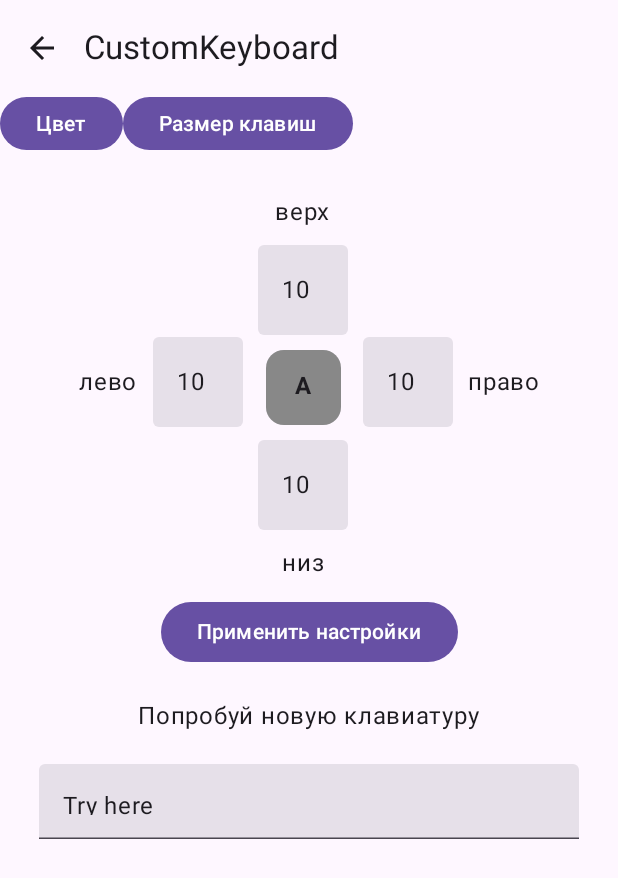
After one commit to DimaMaligon/CustomKeyboard, an Android app built with Jetpack Compose: the SizeKeyScreen screen opened through its navigation route, on a phone screen of 412 x 824 dp. The commit adds this screen. Shown: the top 878 px of the screen. Run offline under Robolectric (Android 15) with nearby library versions, the phone set to English and light mode, and no system bars.

Commit message:
add fields for change size

```diff
--- a/app/src/main/java/com/example/customkeyboard/MainActivity.kt
+++ b/app/src/main/java/com/example/customkeyboard/MainActivity.kt
@@ -5,17 +5,22 @@ import android.os.Bundle
 import android.view.inputmethod.InputMethodManager
 import androidx.activity.ComponentActivity
 import androidx.activity.compose.setContent
+import androidx.activity.viewModels
 import androidx.compose.foundation.isSystemInDarkTheme
 import androidx.compose.material3.MaterialTheme
 import androidx.compose.material3.Surface
+import androidx.lifecycle.viewmodel.compose.viewModel
 import androidx.navigation.compose.rememberNavController
 import com.example.customkeyboard.navigation.NavGraph
 import com.example.customkeyboard.ui.theme.AppTheme
+import com.example.customkeyboard.viewmodel.KeyboardViewModel
 
 lateinit var inputMethodManager: InputMethodManager
 
 class MainActivity : ComponentActivity() {
     override fun onCreate(savedInstanceState: Bundle?) {
+        val viewModelKeyboard: KeyboardViewModel by viewModels()
+
         super.onCreate(savedInstanceState)
         inputMethodManager =
             this.getSystemService(Activity.INPUT_METHOD_SERVICE) as InputMethodManager
@@ -23,7 +28,7 @@ class MainActivity : ComponentActivity() {
             val navController = rememberNavController()
             AppTheme() {
                 Surface(color = MaterialTheme.colorScheme.background) {
-                    NavGraph(navController = navController)
+                    NavGraph(navController = navController, viewModelKeyboard)
                 }
             }
             isSystemInDarkTheme()
--- /dev/null
+++ b/app/src/main/java/com/example/customkeyboard/data/KeySize.kt
@@ -0,0 +1,10 @@
+package com.example.customkeyboard.data
+
+import androidx.compose.ui.unit.Dp
+
+data class KeySize(
+    var start: Int,
+    var top: Int,
+    var end: Int,
+    var bottom: Int
+)
--- a/app/src/main/java/com/example/customkeyboard/navigation/NavGraph.kt
+++ b/app/src/main/java/com/example/customkeyboard/navigation/NavGraph.kt
@@ -6,9 +6,11 @@ import androidx.navigation.compose.NavHost
 import androidx.navigation.compose.composable
 import com.example.customkeyboard.screens.ColorScreen
 import com.example.customkeyboard.screens.HomeScreen
+import com.example.customkeyboard.screens.SizeKeyScreen
+import com.example.customkeyboard.viewmodel.KeyboardViewModel
 
 @Composable
-fun NavGraph(navController: NavHostController) {
+fun NavGraph(navController: NavHostController, viewModelKeyboard: KeyboardViewModel) {
     NavHost(
         navController = navController,
         startDestination = Screens.Home.route
@@ -26,6 +28,12 @@ fun NavGraph(navController: NavHostController) {
             ColorScreen(navController)
         }
 
+        composable(
+            route = Screens.SizeKey.route
+        ) {
+            SizeKeyScreen(navController, viewModelKeyboard)
+        }
+
         bottomNavGraph(navController)
     }
 }
--- a/app/src/main/java/com/example/customkeyboard/navigation/Screens.kt
+++ b/app/src/main/java/com/example/customkeyboard/navigation/Screens.kt
@@ -5,5 +5,6 @@ const val BOTTOM_ROUTE = "bottom_bar"
 sealed class Screens(val route: String) {
     object Home: Screens("home_screen")
     object Color: Screens("color_screen")
+    object SizeKey: Screens("size_key_screen")
     object User: Screens("user_screen")
 }
--- a/app/src/main/java/com/example/customkeyboard/screens/HomeScreen.kt
+++ b/app/src/main/java/com/example/customkeyboard/screens/HomeScreen.kt
@@ -3,16 +3,11 @@ package com.example.customkeyboard.screens
 import android.annotation.SuppressLint
 import android.content.Intent
 import android.provider.Settings
-import androidx.compose.foundation.ScrollState
-import androidx.compose.foundation.horizontalScroll
 import androidx.compose.foundation.layout.Arrangement
 import androidx.compose.foundation.layout.Column
-import androidx.compose.foundation.layout.ExperimentalLayoutApi
-import androidx.compose.foundation.layout.FlowRow
 import androidx.compose.foundation.layout.Row
 import androidx.compose.foundation.layout.fillMaxSize
 import androidx.compose.foundation.layout.fillMaxWidth
-import androidx.compose.foundation.layout.height
 import androidx.compose.foundation.layout.padding
 import androidx.compose.foundation.layout.size
 import androidx.compose.material3.Button
@@ -33,7 +28,6 @@ import androidx.compose.ui.unit.dp
 import androidx.navigation.NavHostController
 import com.example.customkeyboard.R
 import com.example.customkeyboard.inputMethodManager
-import com.example.customkeyboard.navigation.Screens
 
 @OptIn(ExperimentalMaterial3Api::class)
 @Composable
@@ -56,34 +50,15 @@ fun HomeScreen(navController: NavHostController) {
                     .fillMaxSize()
             ) {
                 TagsMenu(navController = navController)
-                Options()
+                HomeOptions()
             }
         })
 }
 
-@OptIn(ExperimentalLayoutApi::class)
-@Composable
-fun TagsMenu(navController: NavHostController) {
-    val vertScrollState = ScrollState(0)
-
-    FlowRow(
-        Modifier
-            .fillMaxWidth()
-            .horizontalScroll(vertScrollState)
-    ) {
-        Button(modifier = Modifier.height(35.dp), onClick = {
-            navController.navigate(Screens.Color.route)
-        }) {
-            Text(text = "Цвет")
-        }
-    }
-}
-
-
 @OptIn(ExperimentalMaterial3Api::class)
 @SuppressLint("StateFlowValueCalledInComposition")
 @Composable
-fun Options() {
+fun HomeOptions() {
     val (text, setValue) = remember { mutableStateOf(TextFieldValue("Try here")) }
     val context = LocalContext.current
 
--- a/app/src/main/java/com/example/customkeyboard/screens/ScreenMethods.kt
+++ b/app/src/main/java/com/example/customkeyboard/screens/ScreenMethods.kt
@@ -1,21 +1,42 @@
 package com.example.customkeyboard.screens
 
+import androidx.compose.foundation.ScrollState
+import androidx.compose.foundation.horizontalScroll
+import androidx.compose.foundation.layout.ExperimentalLayoutApi
+import androidx.compose.foundation.layout.FlowRow
 import androidx.compose.foundation.layout.RowScope
+import androidx.compose.foundation.layout.fillMaxWidth
+import androidx.compose.foundation.layout.height
+import androidx.compose.foundation.text.KeyboardOptions
 import androidx.compose.material3.BottomAppBar
+import androidx.compose.material3.Button
+import androidx.compose.material3.ExperimentalMaterial3Api
 import androidx.compose.material3.Icon
 import androidx.compose.material3.NavigationBarItem
 import androidx.compose.material3.Text
+import androidx.compose.material3.TextField
+import androidx.compose.material3.TextFieldDefaults
 import androidx.compose.runtime.Composable
 import androidx.compose.runtime.getValue
+import androidx.compose.runtime.remember
+import androidx.compose.ui.Modifier
+import androidx.compose.ui.graphics.Color
+import androidx.compose.ui.text.input.KeyboardType
+import androidx.compose.ui.text.input.TextFieldValue
+import androidx.compose.ui.unit.Dp
+import androidx.compose.ui.unit.dp
 import androidx.navigation.NavDestination
 import androidx.navigation.NavDestination.Companion.hierarchy
 import androidx.navigation.NavGraph.Companion.findStartDestination
 import androidx.navigation.NavHostController
 import androidx.navigation.compose.currentBackStackEntryAsState
+import com.example.customkeyboard.inputMethodManager
 import com.example.customkeyboard.navigation.BottomBarScreen
+import com.example.customkeyboard.navigation.Screens
+import com.example.customkeyboard.ui.theme.shapes
 
 @Composable
-fun BottomBar(navHostController: NavHostController){
+fun BottomBar(navHostController: NavHostController) {
     val screens = listOf(
         BottomBarScreen.Home,
         BottomBarScreen.User
@@ -52,7 +73,7 @@ fun RowScope.AddItem(
             it.route == screen.route
         } == true,
         onClick = {
-            navHostController.navigate(screen.route){
+            navHostController.navigate(screen.route) {
                 popUpTo(navHostController.graph.findStartDestination().id)
                 launchSingleTop = true
             }
@@ -60,3 +81,48 @@ fun RowScope.AddItem(
 
     )
 }
+
+@OptIn(ExperimentalLayoutApi::class)
+@Composable
+fun TagsMenu(navController: NavHostController) {
+    val vertScrollState = ScrollState(0)
+
+    FlowRow(
+        Modifier
+            .fillMaxWidth()
+            .horizontalScroll(vertScrollState)
+    ) {
+        Button(modifier = Modifier.height(35.dp), onClick = {
+            navController.navigate(Screens.Color.route)
+        }) {
+            Text(text = "Цвет")
+        }
+        Button(modifier = Modifier.height(35.dp), onClick = {
+            navController.navigate(Screens.SizeKey.route)
+        }) {
+            Text(text = "Размер клавиш")
+        }
+    }
+}
+
+@OptIn(ExperimentalMaterial3Api::class)
+@Composable
+fun TextFieldSizeKey(
+    modifier: Modifier,
+    value: TextFieldValue,
+    onValueChange: (TextFieldValue) -> Unit,
+){
+    TextField(
+        value = value,
+        onValueChange = onValueChange,
+        modifier = modifier,
+        shape = shapes.medium,
+        keyboardOptions = KeyboardOptions(keyboardType = KeyboardType.Number),
+        colors = TextFieldDefaults.textFieldColors(
+            focusedIndicatorColor = Color.Transparent,
+            unfocusedIndicatorColor = Color.Transparent,
+            disabledIndicatorColor = Color.Transparent
+        ),
+        singleLine = true
+    )
+}
--- /dev/null
+++ b/app/src/main/java/com/example/customkeyboard/screens/SizeKeyScreen.kt
@@ -0,0 +1,244 @@
+package com.example.customkeyboard.screens
+
+import android.content.Intent
+import androidx.compose.foundation.background
+import androidx.compose.foundation.layout.Arrangement
+import androidx.compose.foundation.layout.Box
+import androidx.compose.foundation.layout.Column
+import androidx.compose.foundation.layout.Row
+import androidx.compose.foundation.layout.fillMaxSize
+import androidx.compose.foundation.layout.fillMaxWidth
+import androidx.compose.foundation.layout.height
+import androidx.compose.foundation.layout.padding
+import androidx.compose.foundation.layout.size
+import androidx.compose.material.icons.Icons
+import androidx.compose.material.icons.filled.ArrowBack
+import androidx.compose.material3.Button
+import androidx.compose.material3.Card
+import androidx.compose.material3.ExperimentalMaterial3Api
+import androidx.compose.material3.Icon
+import androidx.compose.material3.IconButton
+import androidx.compose.material3.Scaffold
+import androidx.compose.material3.Text
+import androidx.compose.material3.TextField
+import androidx.compose.material3.TopAppBar
+import androidx.compose.runtime.Composable
+import androidx.compose.runtime.getValue
+import androidx.compose.runtime.mutableStateOf
+import androidx.compose.runtime.remember
+import androidx.compose.runtime.setValue
+import androidx.compose.ui.Alignment
+import androidx.compose.ui.Modifier
+import androidx.compose.ui.graphics.Color
+import androidx.compose.ui.platform.LocalContext
+import androidx.compose.ui.res.stringResource
+import androidx.compose.ui.text.font.FontWeight
+import androidx.compose.ui.text.input.TextFieldValue
+import androidx.compose.ui.text.style.TextAlign
+import androidx.compose.ui.unit.dp
+import androidx.compose.ui.unit.sp
+import androidx.navigation.NavHostController
+import com.example.customkeyboard.R
+import com.example.customkeyboard.keyboard.IMEService
+import com.example.customkeyboard.viewmodel.KeyboardViewModel
+
+@OptIn(ExperimentalMaterial3Api::class)
+@Composable
+fun SizeKeyScreen(
+    navController: NavHostController, viewKeyboard: KeyboardViewModel
+) {
+    Scaffold(topBar = {
+        TopAppBar(title = {
+            Text(
+                text = stringResource(id = R.string.app_name), Modifier.padding()
+            )
+        }, navigationIcon = {
+            IconButton(onClick = {
+                navController.popBackStack()
+            }) {
+                Icon(Icons.Filled.ArrowBack, "backIcon")
+            }
+        })
+    }, content = { padding ->
+        Column(
+            modifier = Modifier
+                .padding(padding)
+                .fillMaxSize()
+        ) {
+            TagsMenu(navController = navController)
+            OptionSizeKey(viewKeyboard = viewKeyboard)
+        }
+    })
+}
+
+@OptIn(ExperimentalMaterial3Api::class)
+@Composable
+fun OptionSizeKey(viewKeyboard: KeyboardViewModel) {
+    val (text, setValue) = remember { mutableStateOf(TextFieldValue("Try here")) }
+
+    Column(
+        Modifier
+            .fillMaxWidth()
+            .padding(top = 30.dp),
+        horizontalAlignment = Alignment.CenterHorizontally
+    ) {
+        ParametersKey(viewKeyboard = viewKeyboard)
+
+        Text(text = "Попробуй новую клавиатуру", Modifier.padding(top = 20.dp))
+        TextField(
+            value = text,
+            onValueChange = setValue,
+            modifier = Modifier
+                .size(360.dp, 90.dp)
+                .padding(top = 20.dp, bottom = 20.dp)
+        )
+    }
+
+}
+
+@OptIn(ExperimentalMaterial3Api::class)
+@Composable
+fun ParametersKey(viewKeyboard: KeyboardViewModel) {
+    viewKeyboard.apply {
+        val maxChar = 2
+        var keySizeLeft by remember { mutableStateOf(TextFieldValue("10")) }
+        var keySizeTop by remember { mutableStateOf(TextFieldValue("10")) }
+        var keySizeRight by remember { mutableStateOf(TextFieldValue("10")) }
+        var keySizeBottom by remember { mutableStateOf(TextFieldValue("10")) }
+
+        Row(
+            Modifier.fillMaxWidth(), horizontalArrangement = Arrangement.Center
+        ) {
+            Column(
+                Modifier.height(250.dp), verticalArrangement = Arrangement.Center
+            ) {
+                Row(
+                    verticalAlignment = Alignment.CenterVertically
+                ) {
+                    Text(
+                        text = "лево", Modifier.padding(end = 10.dp)
+                    )
+                    TextFieldSizeKey(
+                        value = keySizeLeft, onValueChange = { newText ->
+                            val digits = newText.text.filter {
+                                it.isDigit()
+                            }
+                            if (newText.text.length <= maxChar) {
+                                keySizeLeft =
+                                    TextFieldValue(text = digits, selection = newText.selection)
+                            }
+                        }, modifier = Modifier
+                            .size(70.dp, 60.dp)
+                            .padding(end = 10.dp)
+                    )
+                }
+            }
+            Column(horizontalAlignment = Alignment.CenterHorizontally) {
+                Text(
+                    text = "верх", Modifier.padding(bottom = 10.dp)
+                )
+                TextFieldSizeKey(
+                    value = keySizeTop, onValueChange = { newText ->
+                        val digits = newText.text.filter {
+                            it.isDigit()
+                        }
+                        if (newText.text.length <= maxChar) {
+                            keySizeTop =
+                                TextFieldValue(text = digits, selection = newText.selection)
+                        }
+                    }, modifier = Modifier
+                        .size(60.dp, 70.dp)
+                        .padding(bottom = 10.dp)
+                )
+                Box(
+                    modifier = Modifier
+                        .size(60.dp, 50.dp)
+                        .padding(
+                            0.dp, 0.dp, 0.dp, 0.dp
+                        ),
+                    contentAlignment = Alignment.BottomCenter,
+                ) {
+                    Card() {
+                        Text(
+                            modifier = Modifier
+                                .background(Color.Gray)
+                                .size(50.dp, 50.dp)
+                                .padding(top = 12.dp),
+                            text = "A",
+                            textAlign = TextAlign.Center,
+                            fontSize = 16.sp,
+                            fontWeight = FontWeight.Bold
+                        )
+                    }
+                }
+                TextFieldSizeKey(
+                    value = keySizeBottom, onValueChange = { newText ->
+                        val digits = newText.text.filter {
+                            it.isDigit()
+                        }
+                        if (newText.text.length <= maxChar) {
+                            keySizeBottom =
+                                TextFieldValue(text = digits, selection = newText.selection)
+                        }
+                    }, modifier = Modifier
+                        .size(60.dp, 80.dp)
+                        .padding(top = 10.dp, bottom = 10.dp)
+                )
+                Text(
+                    text = "низ", Modifier.padding(bottom = 10.dp)
+                )
+            }
+            Column(
+                Modifier.height(250.dp), verticalArrangement = Arrangement.Center
+            ) {
+                Row(
+                    verticalAlignment = Alignment.CenterVertically
+                ) {
+                    TextFieldSizeKey(
+                        value = keySizeRight, onValueChange = { newText ->
+                            val digits = newText.text.filter {
+                                it.isDigit()
+                            }
+                            if (newText.text.length <= maxChar) {
+                                keySizeRight =
+                                    TextFieldValue(text = digits, selection = newText.selection)
+                            }
+                        }, modifier = Modifier
+                            .size(70.dp, 60.dp)
+                            .padding(start = 10.dp)
+                    )
+                    Text(
+                        text = "право", Modifier.padding(start = 10.dp)
+                    )
+                }
+            }
+        }
+        Row() {
+            SaveKeyObject(
+                left = keySizeLeft, top = keySizeTop, bottom = keySizeBottom, right = keySizeRight
+            )
+        }
+    }
+}
+
+@Composable
+fun SaveKeyObject(
+    left: TextFieldValue, top: TextFieldValue, bottom: TextFieldValue, right: TextFieldValue
+) {
+    val context = LocalContext.current
+    Button(onClick = {
+        val newLeft = left.text.toInt()
+        val newTop = top.text.toInt()
+        val newBottom = bottom.text.toInt()
+        val newRight = right.text.toInt()
+        val listKeySize = arrayListOf(newLeft, newTop, newBottom, newRight)
+
+        val intent = Intent(context, IMEService::class.java)
+        intent.putExtra("SizeKey", listKeySize)
+        context.startService(intent)
+    }) {
+        Text(
+            "Применить настройки"
+        )
+    }
+}
```
Also changed, not shown: app/src/main/java/com/example/customkeyboard/keyboard/IMEService.kt (+15 -5 lines), app/src/main/java/com/example/customkeyboard/keyboard/KeyboardKey.kt (+11 -10 lines), app/src/main/java/com/example/customkeyboard/viewmodel/KeyboardViewModel.kt (+11 -4 lines).
